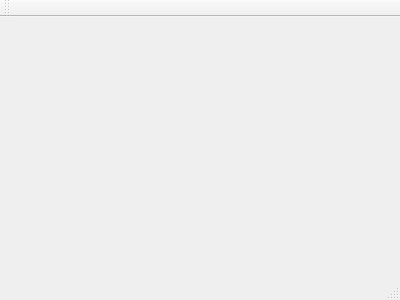
This is ServerApp/mainwindow.ui in alexionita95/CommProto as Qt 5 draws it before an edit. The edited form follows.
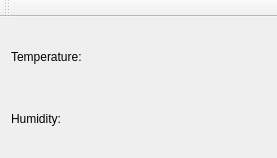
This is the edited form.

Patch:
```diff
--- a/ServerApp/mainwindow.ui
+++ b/ServerApp/mainwindow.ui
@@ -1,24 +1,71 @@
 <ui version="4.0">
  <class>MainWindow</class>
- <widget class="QMainWindow" name="MainWindow" >
-  <property name="geometry" >
+ <widget class="QMainWindow" name="MainWindow">
+  <property name="enabled">
+   <bool>true</bool>
+  </property>
+  <property name="geometry">
    <rect>
     <x>0</x>
     <y>0</y>
-    <width>400</width>
-    <height>300</height>
+    <width>277</width>
+    <height>158</height>
    </rect>
   </property>
-  <property name="windowTitle" >
-   <string>MainWindow</string>
+  <property name="sizePolicy">
+   <sizepolicy hsizetype="Fixed" vsizetype="Fixed">
+    <horstretch>0</horstretch>
+    <verstretch>0</verstretch>
+   </sizepolicy>
   </property>
-  <widget class="QMenuBar" name="menuBar" />
-  <widget class="QToolBar" name="mainToolBar" />
-  <widget class="QWidget" name="centralWidget" />
-  <widget class="QStatusBar" name="statusBar" />
+  <property name="windowTitle">
+   <string>Plant Health</string>
+  </property>
+  <widget class="QWidget" name="centralWidget">
+   <layout class="QHBoxLayout" name="horizontalLayout">
+    <item>
+     <layout class="QVBoxLayout" name="verticalLayout">
+      <property name="sizeConstraint">
+       <enum>QLayout::SetDefaultConstraint</enum>
+      </property>
+      <item>
+       <widget class="QLabel" name="tempDisplay">
+        <property name="text">
+         <string>Temperature:</string>
+        </property>
+       </widget>
+      </item>
+      <item>
+       <widget class="QLabel" name="humidityDisplay">
+        <property name="text">
+         <string>Humidity:</string>
+        </property>
+       </widget>
+      </item>
+     </layout>
+    </item>
+   </layout>
+  </widget>
+  <widget class="QMenuBar" name="menuBar">
+   <property name="geometry">
+    <rect>
+     <x>0</x>
+     <y>0</y>
+     <width>277</width>
+     <height>21</height>
+    </rect>
+   </property>
+  </widget>
+  <widget class="QToolBar" name="mainToolBar">
+   <attribute name="toolBarArea">
+    <enum>TopToolBarArea</enum>
+   </attribute>
+   <attribute name="toolBarBreak">
+    <bool>false</bool>
+   </attribute>
+  </widget>
  </widget>
- <layoutDefault spacing="6" margin="11" />
- <pixmapfunction></pixmapfunction>
+ <layoutdefault spacing="6" margin="11"/>
  <resources/>
  <connections/>
 </ui>
```
Left out of the diff: 1 changed line with no effect on the pictures.
